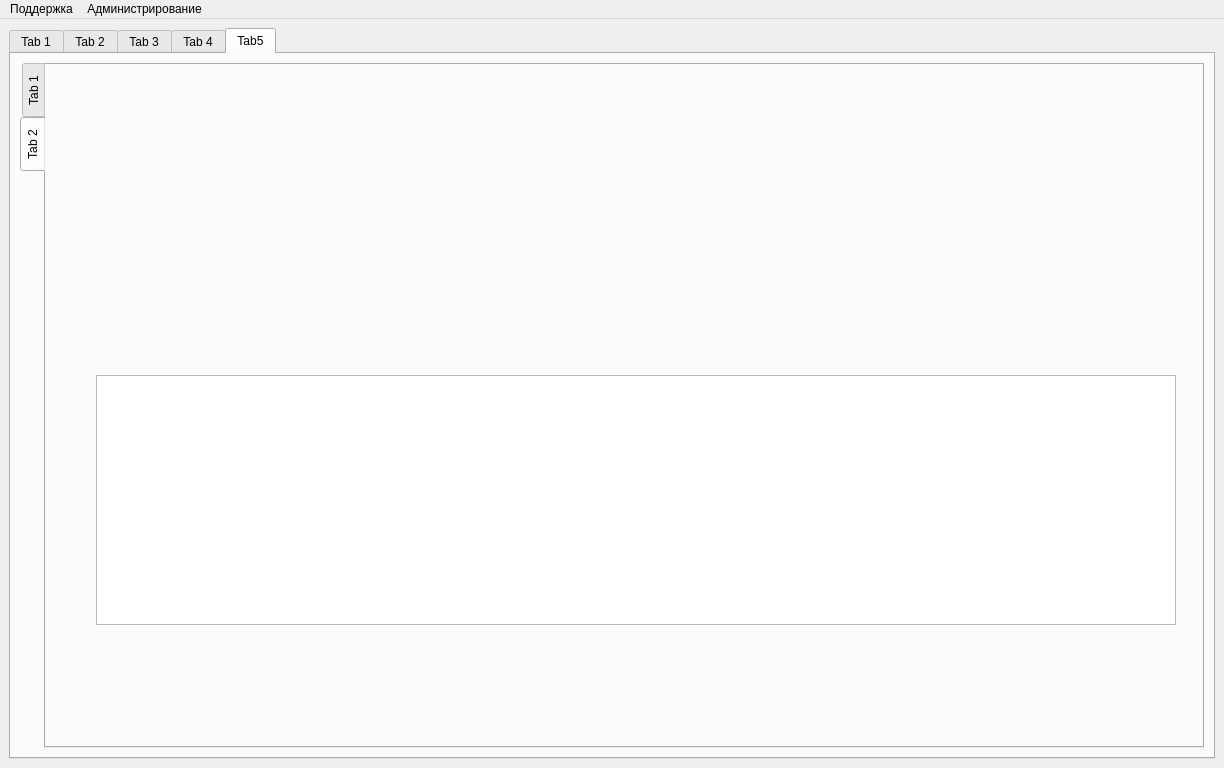
This is QtTry4/mainwindow.ui in Vampire016/FQW_programm as Qt 5 draws it before an edit. The edited form follows.
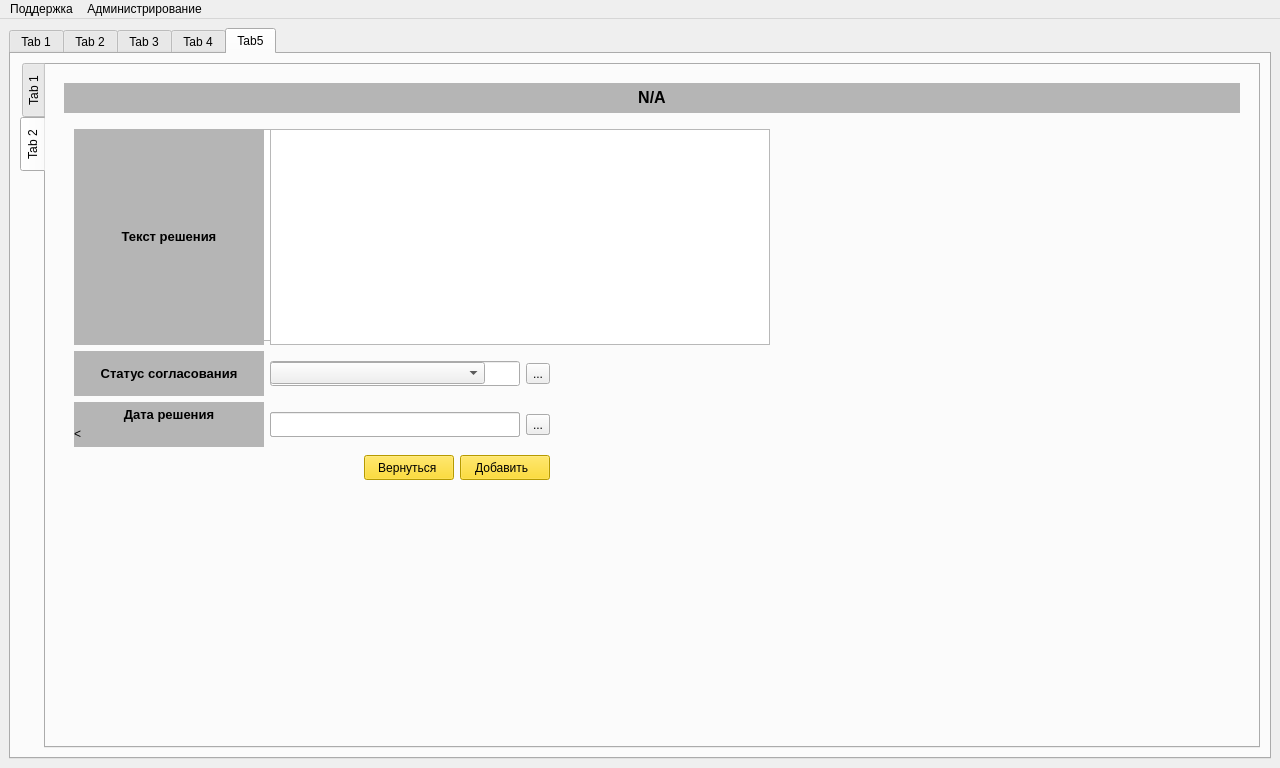
This is the edited form. The open tabs and pages were chosen to show the change. Icons and pictures are not drawn. Custom widgets are drawn as their Qt base class.

```diff
--- a/QtTry4/mainwindow.ui
+++ b/QtTry4/mainwindow.ui
@@ -6,7 +6,7 @@
    <rect>
     <x>0</x>
     <y>0</y>
-    <width>1224</width>
+    <width>1280</width>
     <height>768</height>
    </rect>
   </property>
@@ -4480,16 +4480,751 @@
            <attribute name="title">
             <string>Tab 2</string>
            </attribute>
-           <widget class="QGraphicsView" name="graphicsView">
-            <property name="geometry">
-             <rect>
-              <x>50</x>
-              <y>310</y>
-              <width>1080</width>
-              <height>250</height>
-             </rect>
-            </property>
-           </widget>
+           <layout class="QVBoxLayout" name="verticalLayout_20">
+            <item>
+             <widget class="QWidget" name="widget_2" native="true">
+              <layout class="QVBoxLayout" name="verticalLayout_21">
+               <item>
+                <widget class="QLabel" name="label_act_fill">
+                 <property name="sizePolicy">
+                  <sizepolicy hsizetype="Ignored" vsizetype="Fixed">
+                   <horstretch>0</horstretch>
+                   <verstretch>0</verstretch>
+                  </sizepolicy>
+                 </property>
+                 <property name="minimumSize">
+                  <size>
+                   <width>0</width>
+                   <height>30</height>
+                  </size>
+                 </property>
+                 <property name="maximumSize">
+                  <size>
+                   <width>6000</width>
+                   <height>30</height>
+                  </size>
+                 </property>
+                 <property name="styleSheet">
+                  <string notr="true">background-color: rgb(181, 181, 181);</string>
+                 </property>
+                 <property name="text">
+                  <string>&lt;html&gt;&lt;head/&gt;&lt;body&gt;&lt;p&gt;&lt;span style=&quot; font-size:12pt; font-weight:600;&quot;&gt;N/A&lt;/span&gt;&lt;/p&gt;&lt;/body&gt;&lt;/html&gt;</string>
+                 </property>
+                 <property name="textFormat">
+                  <enum>Qt::RichText</enum>
+                 </property>
+                 <property name="alignment">
+                  <set>Qt::AlignCenter</set>
+                 </property>
+                </widget>
+               </item>
+               <item>
+                <widget class="QWidget" name="widget" native="true">
+                 <property name="minimumSize">
+                  <size>
+                   <width>0</width>
+                   <height>330</height>
+                  </size>
+                 </property>
+                 <widget class="QWidget" name="widget_set_mess" native="true">
+                  <property name="geometry">
+                   <rect>
+                    <x>10</x>
+                    <y>10</y>
+                    <width>750</width>
+                    <height>212</height>
+                   </rect>
+                  </property>
+                  <layout class="QVBoxLayout" name="verticalLayout_15">
+                   <item>
+                    <layout class="QHBoxLayout" name="horizontalLayout_27">
+                     <item>
+                      <widget class="QLabel" name="label_u_description_2">
+                       <property name="sizePolicy">
+                        <sizepolicy hsizetype="Fixed" vsizetype="Expanding">
+                         <horstretch>0</horstretch>
+                         <verstretch>0</verstretch>
+                        </sizepolicy>
+                       </property>
+                       <property name="minimumSize">
+                        <size>
+                         <width>110</width>
+                         <height>160</height>
+                        </size>
+                       </property>
+                       <property name="styleSheet">
+                        <string notr="true">background-color: rgb(181, 181, 181);</string>
+                       </property>
+                       <property name="text">
+                        <string>&lt;html&gt;&lt;head/&gt;&lt;style&gt;\n\ndiv {\nline-height: 0.5;\n}\n\n&lt;/style&gt;&lt;body&gt;&lt;div&gt;&lt;p align=&quot;center&quot;&gt;&lt;span style=&quot; font-size:10pt; font-weight:600;&quot;&gt;Текст&lt;/span&gt;&lt;/p&gt;&lt;p align=&quot;center&quot;&gt;&lt;span style=&quot; font-size:10pt; font-weight:600;&quot;&gt;комментария&lt;/span&gt;&lt;/p&gt;&lt;/div&gt;&lt;/body&gt;&lt;/html&gt;</string>
+                       </property>
+                      </widget>
+                     </item>
+                     <item>
+                      <widget class="QTextEdit" name="textEdit_set_mess_txt">
+                       <property name="sizePolicy">
+                        <sizepolicy hsizetype="Expanding" vsizetype="Expanding">
+                         <horstretch>0</horstretch>
+                         <verstretch>0</verstretch>
+                        </sizepolicy>
+                       </property>
+                       <property name="minimumSize">
+                        <size>
+                         <width>500</width>
+                         <height>160</height>
+                        </size>
+                       </property>
+                       <property name="maximumSize">
+                        <size>
+                         <width>500</width>
+                         <height>16777215</height>
+                        </size>
+                       </property>
+                       <property name="cursor" stdset="0">
+                        <cursorShape>IBeamCursor</cursorShape>
+                       </property>
+                      </widget>
+                     </item>
+                     <item>
+                      <spacer name="horizontalSpacer_29">
+                       <property name="orientation">
+                        <enum>Qt::Horizontal</enum>
+                       </property>
+                       <property name="sizeHint" stdset="0">
+                        <size>
+                         <width>9000</width>
+                         <height>20</height>
+                        </size>
+                       </property>
+                      </spacer>
+                     </item>
+                    </layout>
+                   </item>
+                  </layout>
+                 </widget>
+                 <widget class="QWidget" name="widget_set_work" native="true">
+                  <property name="geometry">
+                   <rect>
+                    <x>10</x>
+                    <y>10</y>
+                    <width>750</width>
+                    <height>318</height>
+                   </rect>
+                  </property>
+                  <layout class="QVBoxLayout" name="verticalLayout_12">
+                   <item>
+                    <layout class="QHBoxLayout" name="horizontalLayout_28">
+                     <item>
+                      <widget class="QLabel" name="label_u_description_3">
+                       <property name="sizePolicy">
+                        <sizepolicy hsizetype="Fixed" vsizetype="Expanding">
+                         <horstretch>0</horstretch>
+                         <verstretch>0</verstretch>
+                        </sizepolicy>
+                       </property>
+                       <property name="minimumSize">
+                        <size>
+                         <width>190</width>
+                         <height>160</height>
+                        </size>
+                       </property>
+                       <property name="styleSheet">
+                        <string notr="true">background-color: rgb(181, 181, 181);</string>
+                       </property>
+                       <property name="text">
+                        <string>&lt;html&gt;&lt;head/&gt;&lt;style&gt;\n\ndiv {\nline-height: 0.5;\n}\n\n&lt;/style&gt;&lt;body&gt;&lt;div&gt;&lt;p align=&quot;center&quot;&gt;&lt;span style=&quot; font-size:10pt; font-weight:600;&quot;&gt;Текст задачи&lt;/span&gt;&lt;/p&gt;&lt;/body&gt;&lt;/html&gt;</string>
+                       </property>
+                      </widget>
+                     </item>
+                     <item>
+                      <widget class="QTextEdit" name="textEdit_set_work_txt">
+                       <property name="sizePolicy">
+                        <sizepolicy hsizetype="Expanding" vsizetype="Expanding">
+                         <horstretch>0</horstretch>
+                         <verstretch>0</verstretch>
+                        </sizepolicy>
+                       </property>
+                       <property name="minimumSize">
+                        <size>
+                         <width>500</width>
+                         <height>160</height>
+                        </size>
+                       </property>
+                       <property name="maximumSize">
+                        <size>
+                         <width>500</width>
+                         <height>16777215</height>
+                        </size>
+                       </property>
+                       <property name="cursor" stdset="0">
+                        <cursorShape>IBeamCursor</cursorShape>
+                       </property>
+                      </widget>
+                     </item>
+                     <item>
+                      <spacer name="horizontalSpacer_30">
+                       <property name="orientation">
+                        <enum>Qt::Horizontal</enum>
+                       </property>
+                       <property name="sizeHint" stdset="0">
+                        <size>
+                         <width>9000</width>
+                         <height>20</height>
+                        </size>
+                       </property>
+                      </spacer>
+                     </item>
+                    </layout>
+                   </item>
+                   <item>
+                    <layout class="QHBoxLayout" name="horizontalLayout_29">
+                     <item>
+                      <widget class="QLabel" name="label_date_beg_work">
+                       <property name="sizePolicy">
+                        <sizepolicy hsizetype="Fixed" vsizetype="Fixed">
+                         <horstretch>0</horstretch>
+                         <verstretch>0</verstretch>
+                        </sizepolicy>
+                       </property>
+                       <property name="minimumSize">
+                        <size>
+                         <width>190</width>
+                         <height>45</height>
+                        </size>
+                       </property>
+                       <property name="styleSheet">
+                        <string notr="true">background-color: rgb(181, 181, 181);
+
+</string>
+                       </property>
+                       <property name="text">
+                        <string>&lt;html&gt;&lt;head/&gt;&lt;style&gt;
+
+div {
+line-height: 0.5;
+}
+
+&lt;/style&gt;&lt;body&gt;&lt;div&gt;&lt;p align=&quot;center&quot;&gt;&lt;span style=&quot; font-size:10pt; font-weight:600;&quot;&gt;Дата начала задачи&lt;/span&gt;&lt;/p&gt;&lt;&lt;/div&gt;&lt;/body&gt;&lt;/html&gt;</string>
+                       </property>
+                      </widget>
+                     </item>
+                     <item>
+                      <widget class="QLineEdit" name="lineEdit_set_beg_date_work">
+                       <property name="sizePolicy">
+                        <sizepolicy hsizetype="Fixed" vsizetype="Fixed">
+                         <horstretch>0</horstretch>
+                         <verstretch>0</verstretch>
+                        </sizepolicy>
+                       </property>
+                       <property name="minimumSize">
+                        <size>
+                         <width>250</width>
+                         <height>25</height>
+                        </size>
+                       </property>
+                       <property name="maximumSize">
+                        <size>
+                         <width>250</width>
+                         <height>16777215</height>
+                        </size>
+                       </property>
+                       <property name="cursor">
+                        <cursorShape>IBeamCursor</cursorShape>
+                       </property>
+                       <property name="inputMethodHints">
+                        <set>Qt::ImhNone</set>
+                       </property>
+                       <property name="inputMask">
+                        <string/>
+                       </property>
+                       <property name="text">
+                        <string/>
+                       </property>
+                       <property name="maxLength">
+                        <number>19</number>
+                       </property>
+                      </widget>
+                     </item>
+                     <item>
+                      <widget class="QToolCalendar" name="toolButton_set_beg_date_work">
+                       <property name="cursor">
+                        <cursorShape>PointingHandCursor</cursorShape>
+                       </property>
+                       <property name="text">
+                        <string>...</string>
+                       </property>
+                      </widget>
+                     </item>
+                     <item>
+                      <spacer name="horizontalSpacer_31">
+                       <property name="orientation">
+                        <enum>Qt::Horizontal</enum>
+                       </property>
+                       <property name="sizeHint" stdset="0">
+                        <size>
+                         <width>40</width>
+                         <height>20</height>
+                        </size>
+                       </property>
+                      </spacer>
+                     </item>
+                    </layout>
+                   </item>
+                   <item>
+                    <layout class="QHBoxLayout" name="horizontalLayout_30">
+                     <item>
+                      <widget class="QLabel" name="label_date_fin_work">
+                       <property name="sizePolicy">
+                        <sizepolicy hsizetype="Fixed" vsizetype="Fixed">
+                         <horstretch>0</horstretch>
+                         <verstretch>0</verstretch>
+                        </sizepolicy>
+                       </property>
+                       <property name="minimumSize">
+                        <size>
+                         <width>190</width>
+                         <height>45</height>
+                        </size>
+                       </property>
+                       <property name="styleSheet">
+                        <string notr="true">background-color: rgb(181, 181, 181);
+
+</string>
+                       </property>
+                       <property name="text">
+                        <string>&lt;html&gt;&lt;head/&gt;&lt;style&gt;
+
+div {
+line-height: 0.5;
+}
+
+&lt;/style&gt;&lt;body&gt;&lt;div&gt;&lt;p align=&quot;center&quot;&gt;&lt;span style=&quot; font-size:10pt; font-weight:600;&quot;&gt;Дата завершения задачи&lt;/span&gt;&lt;/p&gt;&lt;&lt;/div&gt;&lt;/body&gt;&lt;/html&gt;</string>
+                       </property>
+                      </widget>
+                     </item>
+                     <item>
+                      <widget class="QLineEdit" name="lineEdit_set_fin_date_work">
+                       <property name="sizePolicy">
+                        <sizepolicy hsizetype="Fixed" vsizetype="Fixed">
+                         <horstretch>0</horstretch>
+                         <verstretch>0</verstretch>
+                        </sizepolicy>
+                       </property>
+                       <property name="minimumSize">
+                        <size>
+                         <width>250</width>
+                         <height>25</height>
+                        </size>
+                       </property>
+                       <property name="maximumSize">
+                        <size>
+                         <width>250</width>
+                         <height>16777215</height>
+                        </size>
+                       </property>
+                       <property name="cursor">
+                        <cursorShape>IBeamCursor</cursorShape>
+                       </property>
+                       <property name="styleSheet">
+                        <string notr="true"/>
+                       </property>
+                       <property name="inputMethodHints">
+                        <set>Qt::ImhNone</set>
+                       </property>
+                       <property name="inputMask">
+                        <string/>
+                       </property>
+                       <property name="text">
+                        <string/>
+                       </property>
+                       <property name="maxLength">
+                        <number>19</number>
+                       </property>
+                      </widget>
+                     </item>
+                     <item>
+                      <widget class="QToolCalendar" name="toolButton_set_fin_date_work">
+                       <property name="cursor">
+                        <cursorShape>PointingHandCursor</cursorShape>
+                       </property>
+                       <property name="text">
+                        <string>...</string>
+                       </property>
+                      </widget>
+                     </item>
+                     <item>
+                      <spacer name="horizontalSpacer_32">
+                       <property name="orientation">
+                        <enum>Qt::Horizontal</enum>
+                       </property>
+                       <property name="sizeHint" stdset="0">
+                        <size>
+                         <width>40</width>
+                         <height>20</height>
+                        </size>
+                       </property>
+                      </spacer>
+                     </item>
+                    </layout>
+                   </item>
+                  </layout>
+                 </widget>
+                 <widget class="QWidget" name="widget_set_agree" native="true">
+                  <property name="geometry">
+                   <rect>
+                    <x>10</x>
+                    <y>10</y>
+                    <width>750</width>
+                    <height>318</height>
+                   </rect>
+                  </property>
+                  <layout class="QVBoxLayout" name="verticalLayout_14">
+                   <item>
+                    <layout class="QHBoxLayout" name="horizontalLayout_31">
+                     <item>
+                      <widget class="QLabel" name="label_u_description_4">
+                       <property name="sizePolicy">
+                        <sizepolicy hsizetype="Fixed" vsizetype="Expanding">
+                         <horstretch>0</horstretch>
+                         <verstretch>0</verstretch>
+                        </sizepolicy>
+                       </property>
+                       <property name="minimumSize">
+                        <size>
+                         <width>190</width>
+                         <height>160</height>
+                        </size>
+                       </property>
+                       <property name="styleSheet">
+                        <string notr="true">background-color: rgb(181, 181, 181);</string>
+                       </property>
+                       <property name="text">
+                        <string>&lt;html&gt;&lt;head/&gt;&lt;style&gt;\n\ndiv {\nline-height: 0.5;\n}\n\n&lt;/style&gt;&lt;body&gt;&lt;div&gt;&lt;p align=&quot;center&quot;&gt;&lt;span style=&quot; font-size:10pt; font-weight:600;&quot;&gt;Текст решения&lt;/span&gt;&lt;/p&gt;&lt;/body&gt;&lt;/html&gt;</string>
+                       </property>
+                      </widget>
+                     </item>
+                     <item>
+                      <widget class="QTextEdit" name="textEdit_set_agree_txt">
+                       <property name="sizePolicy">
+                        <sizepolicy hsizetype="Expanding" vsizetype="Expanding">
+                         <horstretch>0</horstretch>
+                         <verstretch>0</verstretch>
+                        </sizepolicy>
+                       </property>
+                       <property name="minimumSize">
+                        <size>
+                         <width>500</width>
+                         <height>192</height>
+                        </size>
+                       </property>
+                       <property name="maximumSize">
+                        <size>
+                         <width>500</width>
+                         <height>16777215</height>
+                        </size>
+                       </property>
+                       <property name="cursor" stdset="0">
+                        <cursorShape>IBeamCursor</cursorShape>
+                       </property>
+                      </widget>
+                     </item>
+                     <item>
+                      <spacer name="horizontalSpacer_33">
+                       <property name="orientation">
+                        <enum>Qt::Horizontal</enum>
+                       </property>
+                       <property name="sizeHint" stdset="0">
+                        <size>
+                         <width>9000</width>
+                         <height>20</height>
+                        </size>
+                       </property>
+                      </spacer>
+                     </item>
+                    </layout>
+                   </item>
+                   <item>
+                    <layout class="QHBoxLayout" name="horizontalLayout_32">
+                     <item>
+                      <widget class="QLabel" name="label__act_status_agree">
+                       <property name="sizePolicy">
+                        <sizepolicy hsizetype="Fixed" vsizetype="Fixed">
+                         <horstretch>0</horstretch>
+                         <verstretch>0</verstretch>
+                        </sizepolicy>
+                       </property>
+                       <property name="minimumSize">
+                        <size>
+                         <width>190</width>
+                         <height>45</height>
+                        </size>
+                       </property>
+                       <property name="styleSheet">
+                        <string notr="true">background-color: rgb(181, 181, 181);</string>
+                       </property>
+                       <property name="text">
+                        <string>&lt;html&gt;&lt;head/&gt;&lt;body&gt;&lt;p align=&quot;center&quot;&gt;&lt;span style=&quot; font-size:10pt; font-weight:600;&quot;&gt;Статус согласования&lt;/span&gt;&lt;/p&gt;&lt;/body&gt;&lt;/html&gt;</string>
+                       </property>
+                      </widget>
+                     </item>
+                     <item>
+                      <widget class="QComboBox" name="comboBox_set_status_agree">
+                       <property name="sizePolicy">
+                        <sizepolicy hsizetype="Fixed" vsizetype="Fixed">
+                         <horstretch>0</horstretch>
+                         <verstretch>0</verstretch>
+                        </sizepolicy>
+                       </property>
+                       <property name="minimumSize">
+                        <size>
+                         <width>215</width>
+                         <height>0</height>
+                        </size>
+                       </property>
+                       <property name="maximumSize">
+                        <size>
+                         <width>215</width>
+                         <height>16777215</height>
+                        </size>
+                       </property>
+                       <property name="cursor">
+                        <cursorShape>PointingHandCursor</cursorShape>
+                       </property>
+                      </widget>
+                     </item>
+                     <item>
+                      <spacer name="horizontalSpacer_34">
+                       <property name="orientation">
+                        <enum>Qt::Horizontal</enum>
+                       </property>
+                       <property name="sizeHint" stdset="0">
+                        <size>
+                         <width>9000</width>
+                         <height>20</height>
+                        </size>
+                       </property>
+                      </spacer>
+                     </item>
+                    </layout>
+                   </item>
+                   <item>
+                    <layout class="QHBoxLayout" name="horizontalLayout_33">
+                     <item>
+                      <widget class="QLabel" name="label_date_beg_work_2">
+                       <property name="sizePolicy">
+                        <sizepolicy hsizetype="Fixed" vsizetype="Fixed">
+                         <horstretch>0</horstretch>
+                         <verstretch>0</verstretch>
+                        </sizepolicy>
+                       </property>
+                       <property name="minimumSize">
+                        <size>
+                         <width>190</width>
+                         <height>45</height>
+                        </size>
+                       </property>
+                       <property name="styleSheet">
+                        <string notr="true">background-color: rgb(181, 181, 181);
+
+</string>
+                       </property>
+                       <property name="text">
+                        <string>&lt;html&gt;&lt;head/&gt;&lt;style&gt;
+
+div {
+line-height: 0.5;
+}
+
+&lt;/style&gt;&lt;body&gt;&lt;div&gt;&lt;p align=&quot;center&quot;&gt;&lt;span style=&quot; font-size:10pt; font-weight:600;&quot;&gt;Дата решения&lt;/span&gt;&lt;/p&gt;&lt;&lt;/div&gt;&lt;/body&gt;&lt;/html&gt;</string>
+                       </property>
+                      </widget>
+                     </item>
+                     <item>
+                      <widget class="QLineEdit" name="lineEdit_set_date_decision">
+                       <property name="sizePolicy">
+                        <sizepolicy hsizetype="Fixed" vsizetype="Fixed">
+                         <horstretch>0</horstretch>
+                         <verstretch>0</verstretch>
+                        </sizepolicy>
+                       </property>
+                       <property name="minimumSize">
+                        <size>
+                         <width>250</width>
+                         <height>25</height>
+                        </size>
+                       </property>
+                       <property name="maximumSize">
+                        <size>
+                         <width>250</width>
+                         <height>16777215</height>
+                        </size>
+                       </property>
+                       <property name="cursor">
+                        <cursorShape>IBeamCursor</cursorShape>
+                       </property>
+                       <property name="inputMethodHints">
+                        <set>Qt::ImhNone</set>
+                       </property>
+                       <property name="inputMask">
+                        <string/>
+                       </property>
+                       <property name="text">
+                        <string/>
+                       </property>
+                       <property name="maxLength">
+                        <number>19</number>
+                       </property>
+                      </widget>
+                     </item>
+                     <item>
+                      <widget class="QToolCalendar" name="toolButton_set_date_decision">
+                       <property name="cursor">
+                        <cursorShape>PointingHandCursor</cursorShape>
+                       </property>
+                       <property name="text">
+                        <string>...</string>
+                       </property>
+                      </widget>
+                     </item>
+                     <item>
+                      <spacer name="horizontalSpacer_35">
+                       <property name="orientation">
+                        <enum>Qt::Horizontal</enum>
+                       </property>
+                       <property name="sizeHint" stdset="0">
+                        <size>
+                         <width>40</width>
+                         <height>20</height>
+                        </size>
+                       </property>
+                      </spacer>
+                     </item>
+                    </layout>
+                   </item>
+                  </layout>
+                 </widget>
+                </widget>
+               </item>
+               <item>
+                <layout class="QHBoxLayout" name="horizontalLayout_59">
+                 <item>
+                  <spacer name="horizontalSpacer_68">
+                   <property name="orientation">
+                    <enum>Qt::Horizontal</enum>
+                   </property>
+                   <property name="sizeType">
+                    <enum>QSizePolicy::Fixed</enum>
+                   </property>
+                   <property name="sizeHint" stdset="0">
+                    <size>
+                     <width>300</width>
+                     <height>20</height>
+                    </size>
+                   </property>
+                  </spacer>
+                 </item>
+                 <item>
+                  <widget class="QPushButton" name="pushButton_act_return">
+                   <property name="sizePolicy">
+                    <sizepolicy hsizetype="Fixed" vsizetype="Fixed">
+                     <horstretch>0</horstretch>
+                     <verstretch>0</verstretch>
+                    </sizepolicy>
+                   </property>
+                   <property name="minimumSize">
+                    <size>
+                     <width>90</width>
+                     <height>25</height>
+                    </size>
+                   </property>
+                   <property name="cursor">
+                    <cursorShape>PointingHandCursor</cursorShape>
+                   </property>
+                   <property name="layoutDirection">
+                    <enum>Qt::RightToLeft</enum>
+                   </property>
+                   <property name="styleSheet">
+                    <string notr="true">background-color: gold;</string>
+                   </property>
+                   <property name="text">
+                    <string>Вернуться </string>
+                   </property>
+                   <property name="icon">
+                    <iconset resource="resourses.qrc">
+                     <normaloff>:/resource/img/arrow.png</normaloff>:/resource/img/arrow.png</iconset>
+                   </property>
+                  </widget>
+                 </item>
+                 <item>
+                  <widget class="QPushButton" name="pushButton_act_add">
+                   <property name="sizePolicy">
+                    <sizepolicy hsizetype="Fixed" vsizetype="Fixed">
+                     <horstretch>0</horstretch>
+                     <verstretch>0</verstretch>
+                    </sizepolicy>
+                   </property>
+                   <property name="minimumSize">
+                    <size>
+                     <width>90</width>
+                     <height>25</height>
+                    </size>
+                   </property>
+                   <property name="cursor">
+                    <cursorShape>PointingHandCursor</cursorShape>
+                   </property>
+                   <property name="layoutDirection">
+                    <enum>Qt::RightToLeft</enum>
+                   </property>
+                   <property name="styleSheet">
+                    <string notr="true">background-color: gold;</string>
+                   </property>
+                   <property name="text">
+                    <string>Добавить  </string>
+                   </property>
+                   <property name="icon">
+                    <iconset resource="resourses.qrc">
+                     <normaloff>:/resource/img/add_round.png</normaloff>:/resource/img/add_round.png</iconset>
+                   </property>
+                   <property name="iconSize">
+                    <size>
+                     <width>16</width>
+                     <height>16</height>
+                    </size>
+                   </property>
+                  </widget>
+                 </item>
+                 <item>
+                  <spacer name="horizontalSpacer_69">
+                   <property name="orientation">
+                    <enum>Qt::Horizontal</enum>
+                   </property>
+                   <property name="sizeHint" stdset="0">
+                    <size>
+                     <width>40</width>
+                     <height>20</height>
+                    </size>
+                   </property>
+                  </spacer>
+                 </item>
+                </layout>
+               </item>
+               <item>
+                <spacer name="verticalSpacer_4">
+                 <property name="orientation">
+                  <enum>Qt::Vertical</enum>
+                 </property>
+                 <property name="sizeHint" stdset="0">
+                  <size>
+                   <width>20</width>
+                   <height>235</height>
+                  </size>
+                 </property>
+                </spacer>
+               </item>
+              </layout>
+             </widget>
+            </item>
+           </layout>
           </widget>
          </widget>
         </item>
@@ -4504,7 +5239,7 @@
     <rect>
      <x>0</x>
      <y>0</y>
-     <width>1224</width>
+     <width>1280</width>
      <height>21</height>
     </rect>
    </property>
```
Left out of the diff: 260 changed lines with no effect on the pictures.
